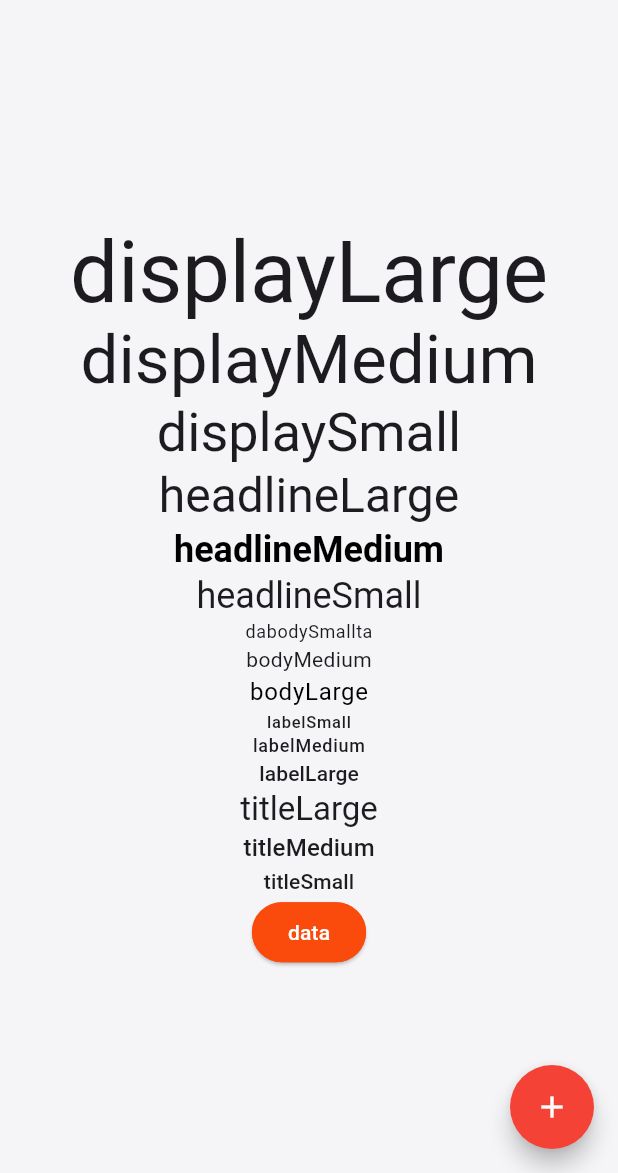
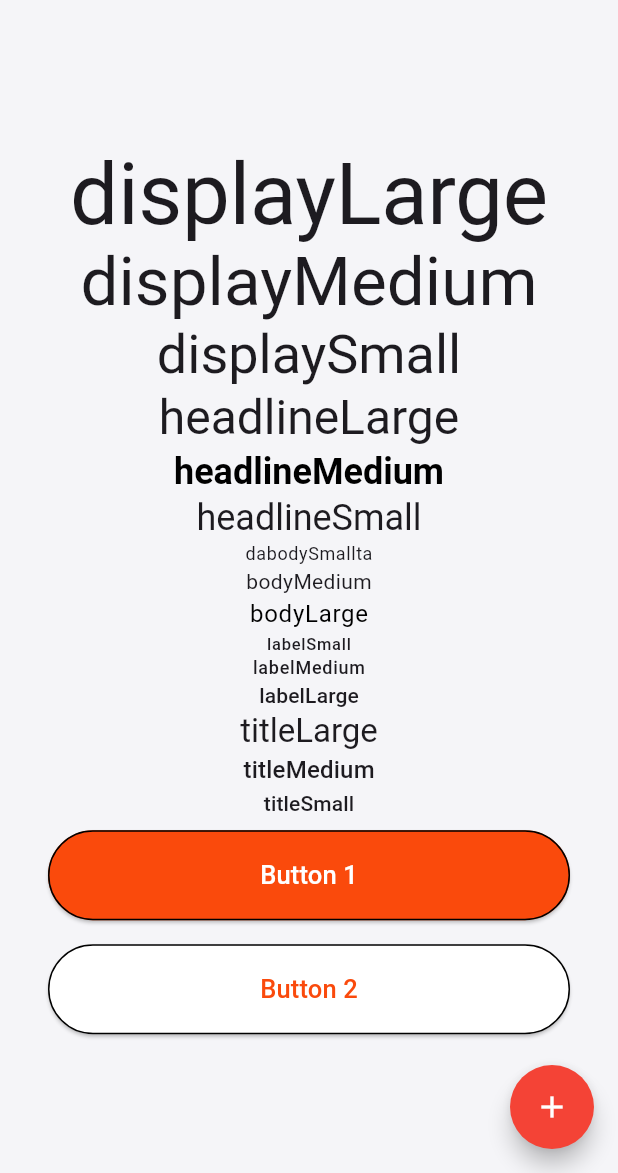
Before and after one commit to ozcanbayram/demo-apps, a Flutter app: the screen it shows after launch, on a phone screen of 412 x 824 dp, the part 63-1236 px from its top. Run offline on Flutter 3.47's test engine with Material 3 defaults, Android fonts, the phone set to English and light mode, and no system bars.

Commit message:
Created Custom Large Button

```diff
--- /dev/null
+++ b/lib/core/const/core_sizes.dart
@@ -0,0 +1,8 @@
+import 'package:flutter/material.dart';
+
+@immutable
+class CoreSizes {
+  const CoreSizes._();
+  static const double largeButtonHeight = 60;
+  static const double largeButtontextSize = 17;
+}
--- /dev/null
+++ b/lib/product/custom/custom_large_button.dart
@@ -0,0 +1,37 @@
+import 'package:delivery_app/core/const/core_sizes.dart';
+import 'package:delivery_app/product/custom/custom_padding.dart';
+import 'package:flutter/material.dart';
+
+class CustomLargeButton extends StatelessWidget {
+  const CustomLargeButton({
+    super.key,
+    required this.onPressed,
+    this.bgColor,
+    required this.title,
+    this.frColor,
+  });
+  final VoidCallback onPressed;
+  final Color? bgColor;
+  final Color? frColor;
+  final String title;
+  @override
+  Widget build(BuildContext context) {
+    return Padding(
+      padding: CustomPadding.customOnly(),
+      child: ElevatedButton(
+        onPressed: () {},
+        style: ElevatedButton.styleFrom(
+          backgroundColor: bgColor,
+          foregroundColor: frColor,
+          minimumSize: const Size(double.infinity, CoreSizes.largeButtonHeight),
+        ),
+        child: Text(
+          title,
+          style: TextStyle(
+            fontSize: CoreSizes.largeButtontextSize,
+          ),
+        ),
+      ),
+    );
+  }
+}
--- /dev/null
+++ b/lib/product/custom/custom_padding.dart
@@ -0,0 +1,14 @@
+import 'package:flutter/material.dart';
+
+class CustomPadding extends EdgeInsets {
+  const CustomPadding.all() : super.all(16);
+  const CustomPadding.verticalMedium() : super.symmetric(vertical: 16);
+  const CustomPadding.horizontalMedium() : super.symmetric(horizontal: 16);
+  const CustomPadding.customOnly()
+      : super.only(
+          top: 8,
+          bottom: 8,
+          left: 32,
+          right: 32,
+        );
+}
--- a/lib/theme/theme.dart
+++ b/lib/theme/theme.dart
@@ -37,8 +37,13 @@ final ThemeData lightTheme = ThemeData(
     style: ButtonStyle(
       backgroundColor: WidgetStateProperty.all(ProjectColors.primary),
       foregroundColor: WidgetStateProperty.all(ProjectColors.white),
-      side: WidgetStateProperty.all(BorderSide(
-          width: 1.0, color: ProjectColors.primary, style: BorderStyle.solid)),
+      side: WidgetStateProperty.all(
+        BorderSide(
+          width: 1.0,
+          // color: ProjectColors.transparant,
+          // style: BorderStyle.solid,
+        ),
+      ),
       shape: WidgetStateProperty.all(
         RoundedRectangleBorder(
           borderRadius: BorderRadius.all(Radius.circular(30.0)),
--- a/lib/view/theme_example.dart
+++ b/lib/view/theme_example.dart
@@ -1,4 +1,6 @@
+import 'package:delivery_app/core/const/project_colors.dart';
 import 'package:delivery_app/core/const/project_texts.dart';
+import 'package:delivery_app/product/custom/custom_large_button.dart';
 import 'package:flutter/material.dart';
 
 // Bu safa temadaki bazı temel deişikliklerin görünmü var. Ve bu saya daha sonra ilinecek.
@@ -42,8 +44,16 @@ class _ThemeExamlViewState extends State<ThemeExamlView> {
             Text('titleLarge', style: Theme.of(context).textTheme.titleLarge),
             Text('titleMedium', style: Theme.of(context).textTheme.titleMedium),
             Text('titleSmall', style: Theme.of(context).textTheme.titleSmall),
-            ElevatedButton(onPressed: () {}, child: Text('data')),
-
+            CustomLargeButton(
+              onPressed: () {},
+              title: 'Button 1',
+            ),
+            CustomLargeButton(
+              onPressed: () {},
+              bgColor: ProjectColors.white,
+              frColor: ProjectColors.primary,
+              title: 'Button 2',
+            ),
           ],
         ),
       ),
```
